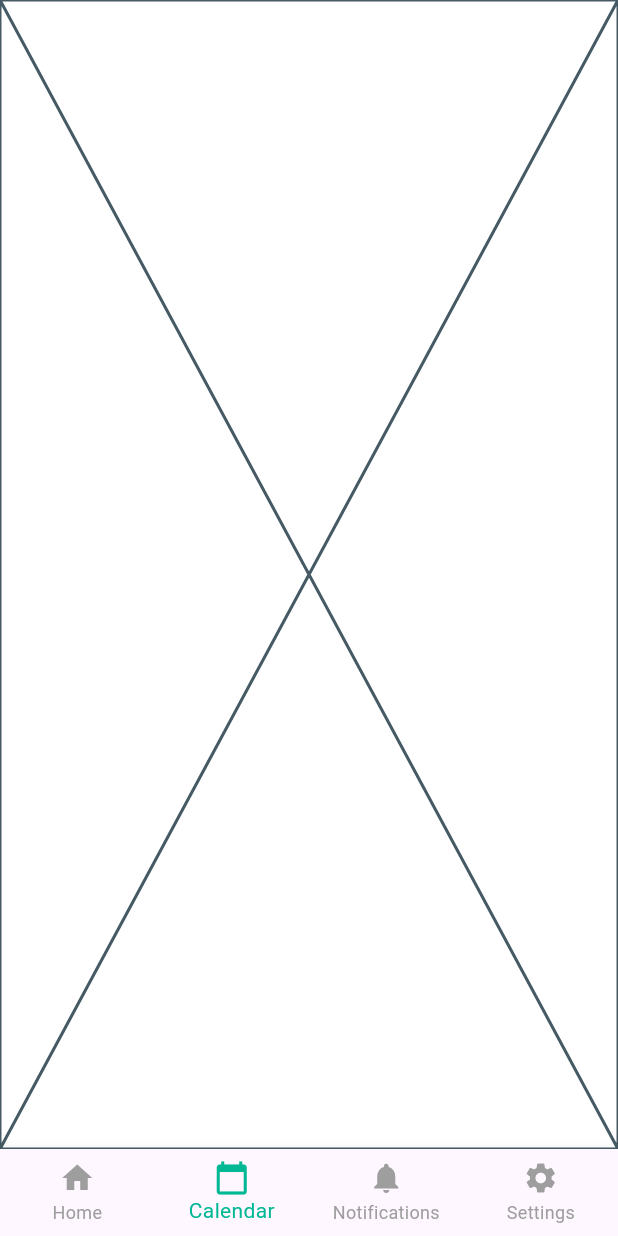
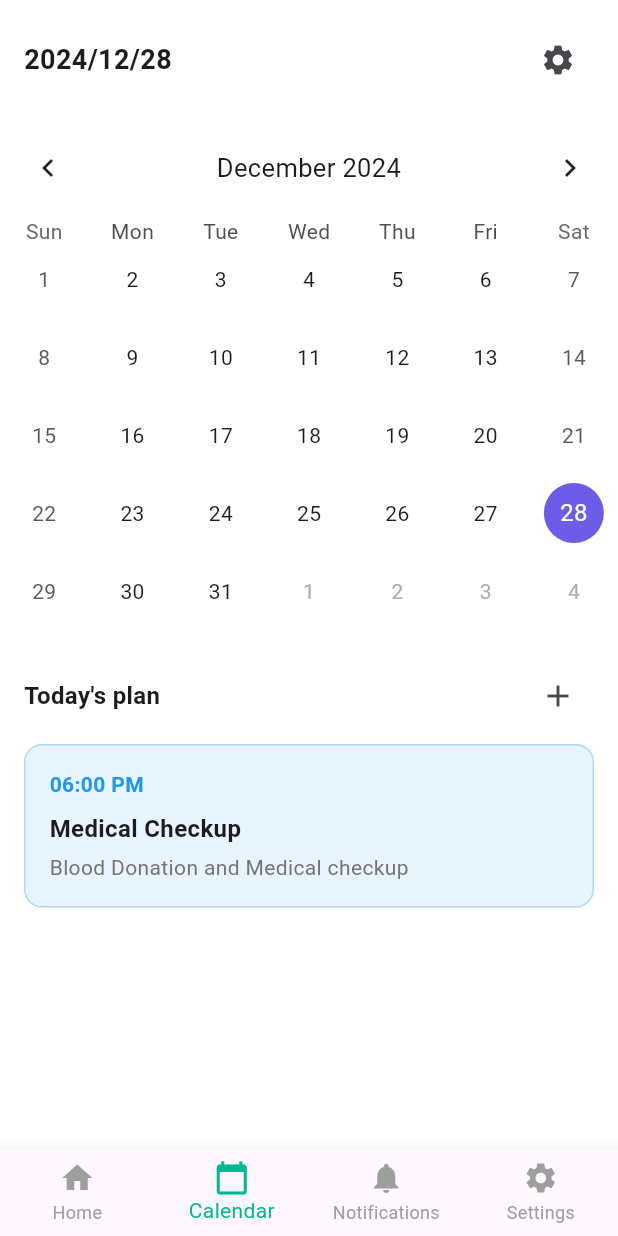
Before and after one commit to iamsmrn/M_Hospital, a Flutter app: the screen it shows after launch, item 2 of the bottom bar chosen, on a phone screen of 412 x 824 dp. Run offline on Flutter 3.47's test engine with Material 3 defaults, Android fonts, the phone set to English and light mode, and no system bars; drawn by our look-alikes of table_calendar; our stand-ins replace image_picker.

Commit message:
new Updated version

```diff
--- /dev/null
+++ b/lib/calendar_page.dart
@@ -0,0 +1,339 @@
+import 'package:flutter/material.dart';
+import 'package:table_calendar/table_calendar.dart';
+
+class Event {
+  final String id;
+  final String title;
+  final String time;
+  final String description;
+  final Color color;
+
+  Event({
+    String? id,
+    required this.title,
+    required this.time,
+    required this.description,
+    required this.color,
+  }) : id = id ?? DateTime.now().toString();
+}
+
+class CalendarPage extends StatefulWidget {
+  const CalendarPage({super.key});
+
+  @override
+  State<CalendarPage> createState() => _CalendarPageState();
+}
+
+class _CalendarPageState extends State<CalendarPage> {
+  CalendarFormat _calendarFormat = CalendarFormat.month;
+  DateTime _focusedDay = DateTime.now();
+  DateTime? _selectedDay;
+  Map<DateTime, List<Event>> _events = {};
+
+  final List<Color> _eventColors = [
+    Colors.blue,
+    Colors.purple,
+    Colors.green,
+    Colors.orange,
+    Colors.pink,
+  ];
+
+  @override
+  void initState() {
+    super.initState();
+    _selectedDay = _focusedDay;
+    // Add sample events
+    _events = {
+      DateTime.now(): [
+        Event(
+          title: 'Medical Checkup',
+          time: '06:00 PM',
+          description: 'Blood Donation and Medical checkup',
+          color: Colors.blue,
+        ),
+      ],
+    };
+  }
+
+  List<Event> _getEventsForDay(DateTime day) {
+    return _events[day] ?? [];
+  }
+
+  void _addEvent(Event event) {
+    setState(() {
+      if (_events[_selectedDay!] != null) {
+        _events[_selectedDay!]!.add(event);
+      } else {
+        _events[_selectedDay!] = [event];
+      }
+    });
+  }
+
+  void _editEvent(Event oldEvent, Event newEvent) {
+    setState(() {
+      final events = _events[_selectedDay!];
+      final index = events!.indexWhere((e) => e.id == oldEvent.id);
+      events[index] = newEvent;
+    });
+  }
+
+  void _deleteEvent(Event event) {
+    setState(() {
+      _events[_selectedDay!]!.removeWhere((e) => e.id == event.id);
+      if (_events[_selectedDay!]!.isEmpty) {
+        _events.remove(_selectedDay!);
+      }
+    });
+  }
+
+  void _showEventDialog({Event? event}) {
+    final isEditing = event != null;
+    final titleController = TextEditingController(text: event?.title ?? '');
+    final timeController = TextEditingController(text: event?.time ?? '');
+    final descriptionController = TextEditingController(text: event?.description ?? '');
+    Color selectedColor = event?.color ?? _eventColors[0];
+
+    showDialog(
+      context: context,
+      builder: (context) => AlertDialog(
+        title: Text(isEditing ? 'Edit Event' : 'Add Event'),
+        content: SingleChildScrollView(
+          child: Column(
+            mainAxisSize: MainAxisSize.min,
+            children: [
+              TextField(
+                controller: titleController,
+                decoration: const InputDecoration(
+                  labelText: 'Title',
+                ),
+              ),
+              const SizedBox(height: 16),
+              TextField(
+                controller: timeController,
+                decoration: const InputDecoration(
+                  labelText: 'Time (e.g., 06:00 PM)',
+                ),
+              ),
+              const SizedBox(height: 16),
+              TextField(
+                controller: descriptionController,
+                decoration: const InputDecoration(
+                  labelText: 'Description',
+                ),
+                maxLines: 3,
+              ),
+              const SizedBox(height: 16),
+              Wrap(
+                spacing: 8,
+                children: _eventColors.map((color) {
+                  return GestureDetector(
+                    onTap: () {
+                      selectedColor = color;
+                      (context as Element).markNeedsBuild();
+                    },
+                    child: Container(
+                      width: 32,
+                      height: 32,
+                      decoration: BoxDecoration(
+                        color: color,
+                        shape: BoxShape.circle,
+                        border: color == selectedColor
+                            ? Border.all(color: Colors.black, width: 2)
+                            : null,
+                      ),
+                    ),
+                  );
+                }).toList(),
+              ),
+            ],
+          ),
+        ),
+        actions: [
+          TextButton(
+            onPressed: () => Navigator.pop(context),
+            child: const Text('Cancel'),
+          ),
+          if (isEditing)
+            TextButton(
+              onPressed: () {
+                Navigator.pop(context);
+                _deleteEvent(event);
+              },
+              child: const Text('Delete', style: TextStyle(color: Colors.red)),
+            ),
+          TextButton(
+            onPressed: () {
+              if (titleController.text.isNotEmpty && timeController.text.isNotEmpty) {
+                final newEvent = Event(
+                  id: event?.id, // Reuse ID if editing
+                  title: titleController.text,
+                  time: timeController.text,
+                  description: descriptionController.text,
+                  color: selectedColor,
+                );
+
+                if (isEditing) {
+                  _editEvent(event, newEvent);
+                } else {
+                  _addEvent(newEvent);
+                }
+                Navigator.pop(context);
+              }
+            },
+            child: Text(isEditing ? 'Save' : 'Add'),
+          ),
+        ],
+      ),
+    );
+  }
+
+  @override
+  Widget build(BuildContext context) {
+    return SafeArea(
+      child: Column(
+        children: [
+          Padding(
+            padding: const EdgeInsets.all(16.0),
+            child: Row(
+              mainAxisAlignment: MainAxisAlignment.spaceBetween,
+              children: [
+                Text(
+                  '${_focusedDay.year}/${_focusedDay.month.toString().padLeft(2, '0')}/${_focusedDay.day.toString().padLeft(2, '0')}',
+                  style: const TextStyle(
+                    fontSize: 18,
+                    fontWeight: FontWeight.bold,
+                  ),
+                ),
+                IconButton(
+                  icon: const Icon(Icons.settings),
+                  onPressed: () {},
+                ),
+              ],
+            ),
+          ),
+          TableCalendar(
+            firstDay: DateTime.utc(2020, 1, 1),
+            lastDay: DateTime.utc(2030, 12, 31),
+            focusedDay: _focusedDay,
+            calendarFormat: _calendarFormat,
+            selectedDayPredicate: (day) {
+              return isSameDay(_selectedDay, day);
+            },
+            onDaySelected: (selectedDay, focusedDay) {
+              setState(() {
+                _selectedDay = selectedDay;
+                _focusedDay = focusedDay;
+              });
+            },
+            onFormatChanged: (format) {
+              setState(() {
+                _calendarFormat = format;
+              });
+            },
+            eventLoader: _getEventsForDay,
+            calendarStyle: const CalendarStyle(
+              todayDecoration: BoxDecoration(
+                color: Color(0xFF00B894),
+                shape: BoxShape.circle,
+              ),
+              selectedDecoration: BoxDecoration(
+                color: Color(0xFF6C5CE7),
+                shape: BoxShape.circle,
+              ),
+              markerDecoration: BoxDecoration(
+                color: Color(0xFF6C5CE7),
+                shape: BoxShape.circle,
+              ),
+            ),
+            headerStyle: const HeaderStyle(
+              formatButtonVisible: false,
+              titleCentered: true,
+            ),
+          ),
+          const SizedBox(height: 20),
+          Expanded(
+            child: Padding(
+              padding: const EdgeInsets.symmetric(horizontal: 16.0),
+              child: Column(
+                crossAxisAlignment: CrossAxisAlignment.start,
+                children: [
+                  Row(
+                    mainAxisAlignment: MainAxisAlignment.spaceBetween,
+                    children: [
+                      const Text(
+                        "Today's plan",
+                        style: TextStyle(
+                          fontSize: 16,
+                          fontWeight: FontWeight.bold,
+                        ),
+                      ),
+                      IconButton(
+                        icon: const Icon(Icons.add),
+                        onPressed: () => _showEventDialog(),
+                      ),
+                    ],
+                  ),
+                  const SizedBox(height: 8),
+                  Expanded(
+                    child: ListView.builder(
+                      itemCount: _getEventsForDay(_selectedDay!).length,
+                      itemBuilder: (context, index) {
+                        final event = _getEventsForDay(_selectedDay!)[index];
+                        return GestureDetector(
+                          onTap: () => _showEventDialog(event: event),
+                          child: _buildEventCard(event),
+                        );
+                      },
+                    ),
+                  ),
+                ],
+              ),
+            ),
+          ),
+        ],
+      ),
+    );
+  }
+
+  Widget _buildEventCard(Event event) {
+    return Container(
+      margin: const EdgeInsets.only(bottom: 16),
+      padding: const EdgeInsets.all(16),
+      decoration: BoxDecoration(
+        color: event.color.withOpacity(0.1),
+        borderRadius: BorderRadius.circular(12),
+        border: Border.all(
+          color: event.color.withOpacity(0.3),
+        ),
+      ),
+      child: Column(
+        crossAxisAlignment: CrossAxisAlignment.start,
+        children: [
+          Text(
+            event.time,
+            style: TextStyle(
+              color: event.color,
+              fontWeight: FontWeight.bold,
+            ),
+          ),
+          const SizedBox(height: 8),
+          Text(
+            event.title,
+            style: const TextStyle(
+              fontWeight: FontWeight.bold,
+              fontSize: 16,
+            ),
+          ),
+          const SizedBox(height: 4),
+          Text(
+            event.description,
+            style: TextStyle(
+              color: Colors.grey[600],
+              fontSize: 14,
+            ),
+          ),
+        ],
+      ),
+    );
+  }
+}
--- a/lib/main_app.dart
+++ b/lib/main_app.dart
@@ -1,4 +1,5 @@
 import 'package:flutter/material.dart';
+import 'calendar_page.dart';
 import 'home_page.dart';
 import 'notification_page.dart';
 import 'settings_page.dart';
@@ -16,7 +17,7 @@ class _MainAppState extends State<MainApp> {
 
   static final List<Widget> _pages = [
     const HomePage(),
-    const Placeholder(), // Calendar page placeholder
+    const CalendarPage(),
     const NotificationsPage(),
     const SettingsPage(),
   ];
--- a/pubspec.yaml
+++ b/pubspec.yaml
@@ -33,6 +33,7 @@ dependencies:
   http: ^0.13.3
   image_picker: ^0.8.4
   path: ^1.8.0
+  table_calendar: ^3.0.9
 
 
   # The following adds the Cupertino Icons font to your application.
```
Also changed, not shown: pubspec.lock.
